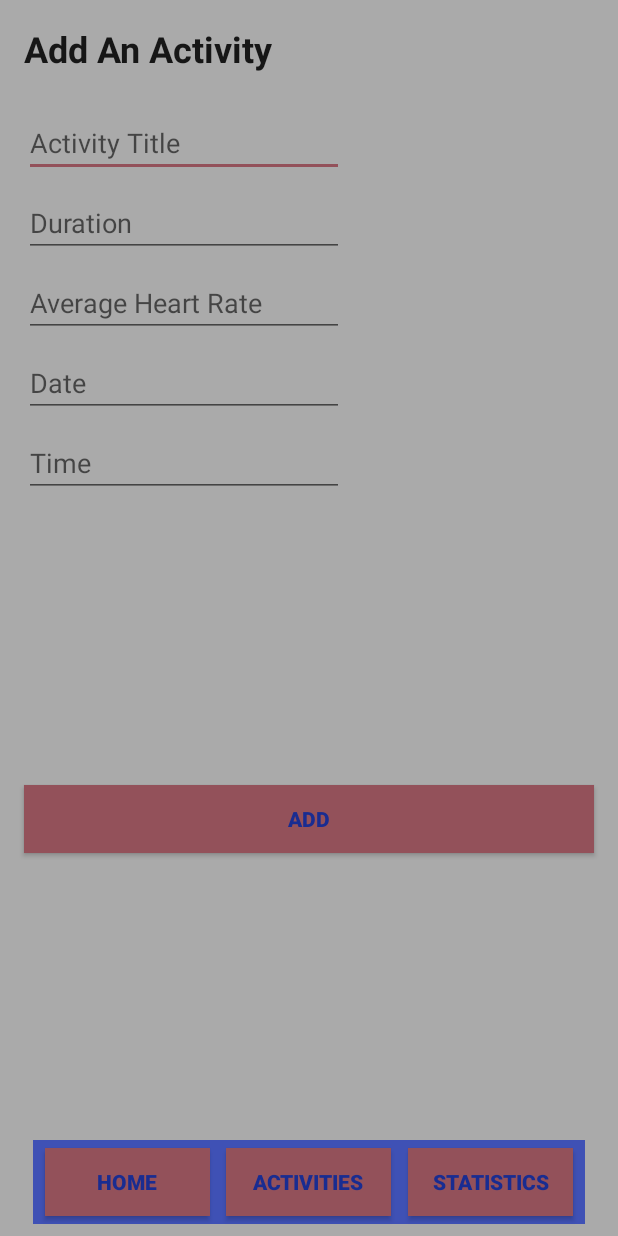
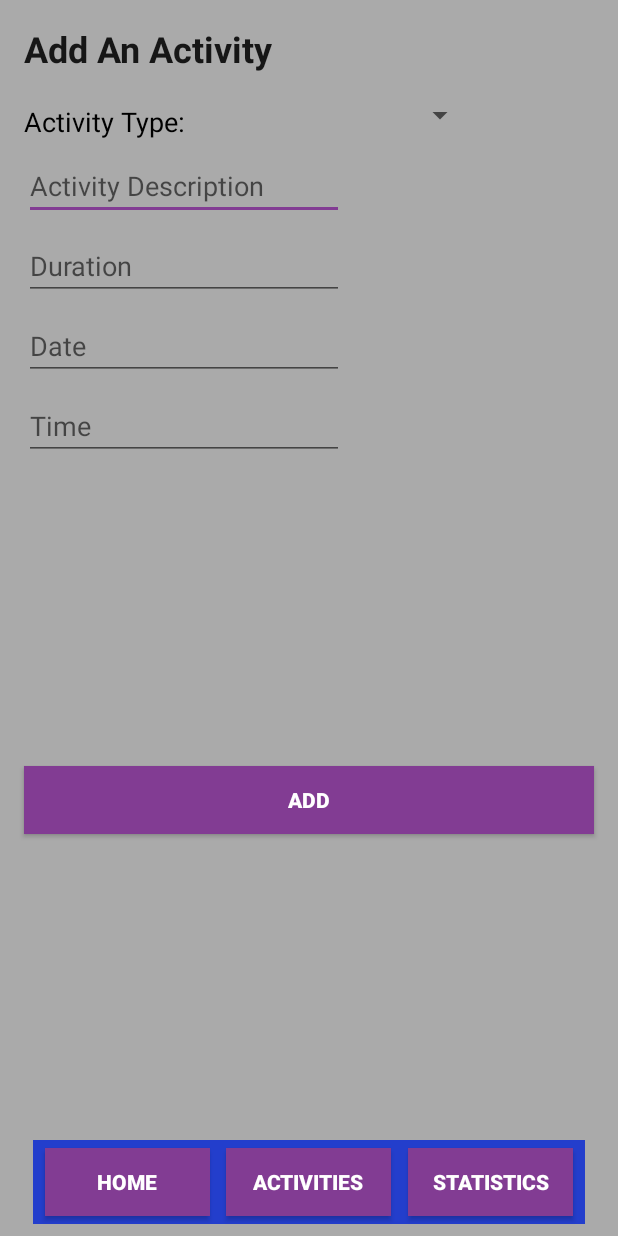
Before and after one commit to mbmcmullen/DiabetesManager, an Android app: the layout add_activity_form.xml on its own in the app's theme, with its tools: preview values and no code run, on a phone screen of 412 x 824 dp. Run offline under Robolectric (Android 15) with nearby library versions, the phone set to English and light mode, and no system bars.

Commit message:
Added spinner to activity form, removed average heart rate text field and renamed activity title field to more closely match project description, and changed colors again

```diff
--- a/app/src/main/java/com/example/mcmull27/diabetesmanager/MainActivity.java
+++ b/app/src/main/java/com/example/mcmull27/diabetesmanager/MainActivity.java
@@ -2,6 +2,10 @@ package com.example.mcmull27.diabetesmanager;
 
 import android.support.v7.app.AppCompatActivity;
 import android.os.Bundle;
+import android.widget.ArrayAdapter;
+import android.widget.Spinner;
+
+
 
 public class MainActivity extends AppCompatActivity {
 
@@ -9,5 +13,17 @@ public class MainActivity extends AppCompatActivity {
     protected void onCreate(Bundle savedInstanceState) {
         super.onCreate(savedInstanceState);
         setContentView(R.layout.activity_main);
+
+
+        Spinner spinner = (Spinner) findViewById(R.id.activity_type_spinner);
+        // Create an ArrayAdapter using the string array and a default spinner layout
+        ArrayAdapter<CharSequence> adapter = ArrayAdapter.createFromResource(this,
+                R.array.activity_type_array, android.R.layout.simple_spinner_item);
+        // Specify the layout to use when the list of choices appears
+        adapter.setDropDownViewResource(android.R.layout.simple_spinner_dropdown_item);
+        // Apply the adapter to the spinner
+        spinner.setAdapter(adapter);
     }
+
+
 }
--- a/app/src/main/res/layout/activity_main.xml
+++ b/app/src/main/res/layout/activity_main.xml
@@ -11,6 +11,7 @@
         android:id="@+id/toolbar"
         android:layout_width="368dp"
         android:layout_height="wrap_content"
+        android:layout_marginBottom="8dp"
         android:background="?attr/colorPrimary"
         android:minHeight="?attr/actionBarSize"
         android:theme="?attr/actionBarTheme"
--- a/app/src/main/res/layout/add_activity_form.xml
+++ b/app/src/main/res/layout/add_activity_form.xml
@@ -73,16 +73,16 @@
         tools:textSize="24sp" />
 
     <EditText
-        android:id="@+id/etxActivityTitle"
+        android:id="@+id/etxActivityDesc"
         android:layout_width="wrap_content"
         android:layout_height="wrap_content"
         android:layout_marginStart="16dp"
-        android:layout_marginTop="24dp"
+        android:layout_marginTop="8dp"
         android:ems="10"
-        android:hint="@string/activity_form_hint_title"
+        android:hint="@string/activity_form_hint_description"
         android:inputType="textCapWords"
         app:layout_constraintStart_toStartOf="parent"
-        app:layout_constraintTop_toBottomOf="@+id/txtActivityFormTitle" />
+        app:layout_constraintTop_toBottomOf="@+id/activityTypeLabel" />
 
     <EditText
         android:id="@+id/etxDuration"
@@ -94,19 +94,7 @@
         android:hint="@string/activity_form_hint_duration"
         android:inputType="time"
         app:layout_constraintStart_toStartOf="parent"
-        app:layout_constraintTop_toBottomOf="@+id/etxActivityTitle" />
-
-    <EditText
-        android:id="@+id/etdHeartRate"
-        android:layout_width="wrap_content"
-        android:layout_height="wrap_content"
-        android:layout_marginStart="16dp"
-        android:layout_marginTop="8dp"
-        android:ems="10"
-        android:hint="@string/activity_form_hint_heart_rate"
-        android:inputType="number"
-        app:layout_constraintStart_toStartOf="parent"
-        app:layout_constraintTop_toBottomOf="@+id/etxDuration" />
+        app:layout_constraintTop_toBottomOf="@+id/etxActivityDesc" />
 
     <EditText
         android:id="@+id/etxDate"
@@ -118,7 +106,7 @@
         android:hint="@string/activity_form_hint_date"
         android:inputType="date"
         app:layout_constraintStart_toStartOf="parent"
-        app:layout_constraintTop_toBottomOf="@+id/etdHeartRate" />
+        app:layout_constraintTop_toBottomOf="@+id/etxDuration" />
 
     <EditText
         android:id="@+id/etxTime"
@@ -147,4 +135,24 @@
         app:layout_constraintStart_toStartOf="parent"
         app:layout_constraintTop_toBottomOf="@+id/etxTime" />
 
+    <TextView
+        android:id="@+id/activityTypeLabel"
+        style="@style/textStyle"
+        android:layout_width="wrap_content"
+        android:layout_height="wrap_content"
+        android:layout_marginStart="16dp"
+        android:layout_marginTop="20dp"
+        android:text="@string/activity_form_type"
+        app:layout_constraintStart_toStartOf="parent"
+        app:layout_constraintTop_toBottomOf="@+id/txtActivityFormTitle" />
+
+    <Spinner
+        android:id="@+id/activity_type_spinner"
+        android:layout_width="185dp"
+        android:layout_height="40dp"
+        android:layout_marginStart="8dp"
+        android:layout_marginTop="8dp"
+        app:layout_constraintStart_toEndOf="@+id/activityTypeLabel"
+        app:layout_constraintTop_toBottomOf="@+id/txtActivityFormTitle" />
+
 </android.support.constraint.ConstraintLayout>
--- a/app/src/main/res/values/colors.xml
+++ b/app/src/main/res/values/colors.xml
@@ -1,9 +1,9 @@
 <?xml version="1.0" encoding="utf-8"?>
 <resources>
-    <color name="colorPrimary">#3F51B5</color>
-    <color name="colorPrimaryDark">#303F9F</color>
-    <color name="colorAccent">#93515a</color>
+    <color name="colorPrimary">#233ecc</color>
+    <color name="colorPrimaryDark">#0a20ab</color>
+    <color name="colorAccent">#823c93</color>
     <color name="backgroundColor">@android:color/darker_gray</color>
     <color name="textColor">#000000</color>
-    <color name="colorAccentText">#192c91</color>
+    <color name="colorAccentText">#ffffff</color>
 </resources>
--- a/app/src/main/res/values/strings.xml
+++ b/app/src/main/res/values/strings.xml
@@ -9,10 +9,18 @@
 
     <!--Activity Form-->
     <string name="activity_form_title">Add An Activity</string>
-    <string name="activity_form_hint_title">Activity Title</string>
+    <string name="activity_form_hint_description">Activity Description</string>
     <string name="activity_form_hint_duration">Duration</string>
     <string name="activity_form_hint_heart_rate">Average Heart Rate</string>
     <string name="activity_form_hint_date">Date</string>
     <string name="activity_form_hint_time">Time</string>
     <string name="activity_form_add">Add</string>
+    <string name="activity_form_type">Activity Type:</string>
+
+    <!--Activity Spinner-->
+    <string-array name="activity_type_array">
+        <item>Diet</item>
+        <item>Exercise</item>
+        <item>Medication</item>
+    </string-array>
 </resources>
```
